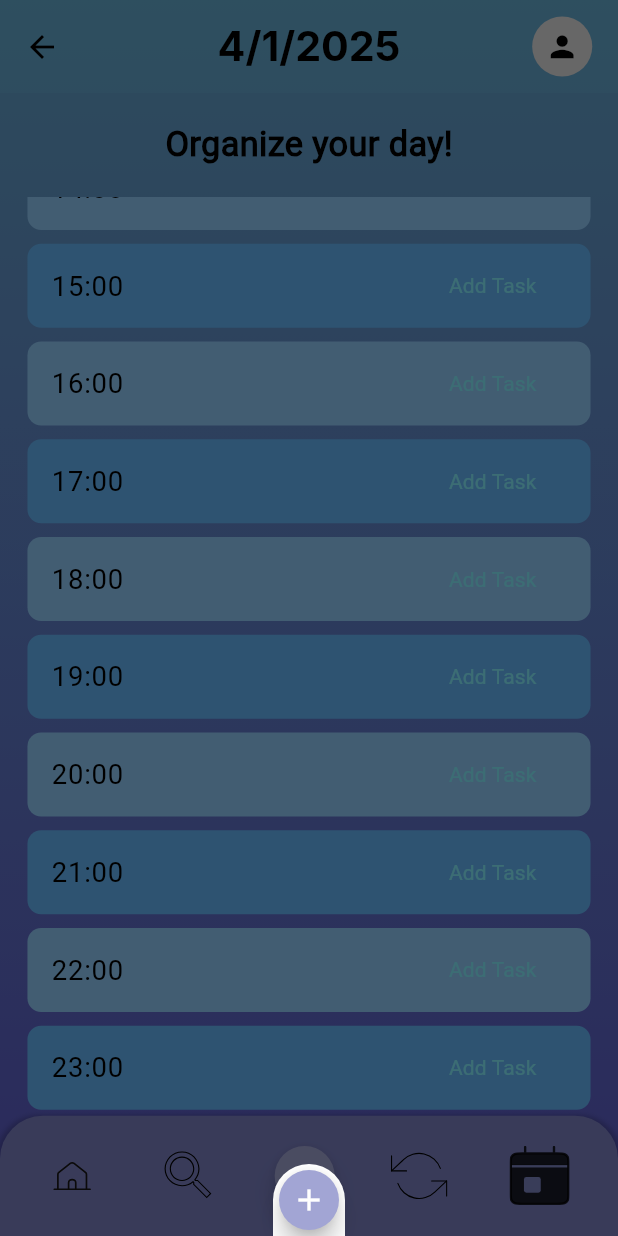
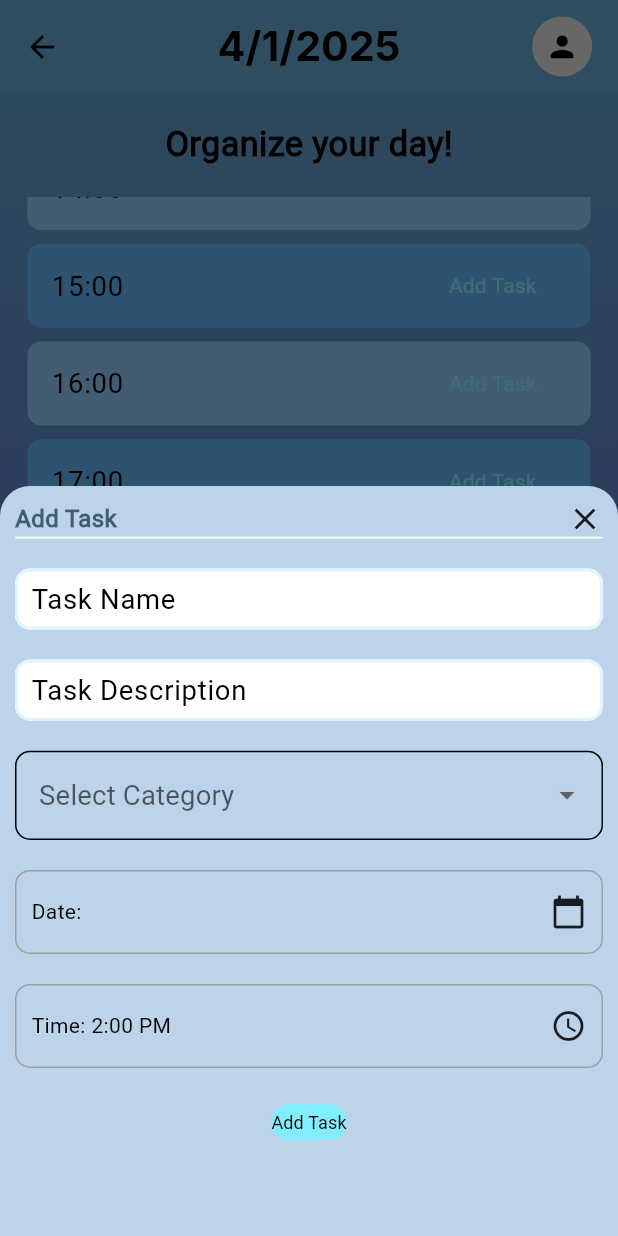
Before and after one commit to JohnnyPol/HCI_ECE_NTUA-CataList_Application, a Flutter app: the DailySchedulePage screen opened directly with empty values, scrolled down 951 dp, after a tap on "Add Task", on a phone screen of 412 x 824 dp. Run offline on Flutter 3.47's test engine with Material 3 defaults, Android fonts, the phone set to English and light mode, and no system bars; our stand-ins replace flutter_slidable, flutter_svg, image_picker, pie_chart, sqflite, table_calendar; accounts and stored records are empty; Roboto replaces fonts that are missing (Inter).

Commit message:
Fixed the addtask button

```diff
--- a/lib/features/dashboard/views/daily_schedule.dart
+++ b/lib/features/dashboard/views/daily_schedule.dart
@@ -197,17 +197,16 @@ class _DailySchedulePageState extends State<DailySchedulePage> {
                               title: Text(time),
                               trailing: TextButton(
                                 onPressed: () {
-                                  // AddTaskButton.showAddTaskModal(
-                                  //   context,
-                                  //   userId: currentUser?.id,
-                                  // );
                                   showModalBottomSheet(
                                     context: context,
                                     isScrollControlled: true,
                                     builder: (BuildContext context) {
-                                      return AddTaskButton.showAddTaskModal(
-                                          context,
-                                          userId: currentUser?.id);
+                                      return AddTaskButton.addTaskModal(
+                                        context,
+                                        userId: currentUser?.id,
+                                        selectedDate: widget.selectedDate,
+                                        selectedHour: index,
+                                      );
                                     },
                                   );
                                 },
--- a/lib/shared/widgets/add_task_button.dart
+++ b/lib/shared/widgets/add_task_button.dart
@@ -4,30 +4,25 @@ import 'package:flutter/material.dart';
 import 'package:flutter_application_1/shared/widgets/custom_text_form_field.dart'; // Adjust based on your project structure
 import 'package:flutter_application_1/app_export.dart'; // Adjust based on your project structure
 
-// TODO: Add another class to add a task in the daily scheduler
 class AddTaskButton {
-  static FloatingActionButton showAddTaskModal(BuildContext context,
-      {required int? userId}) {
+  static StatefulBuilder addTaskModal(
+    BuildContext context, {
+    required int? userId,
+    DateTime? selectedDate,
+    int? selectedHour,
+  }) {
     // Controllers and state variables
     final TextEditingController titleController = TextEditingController();
     final TextEditingController descriptionController = TextEditingController();
     String? selectedCategory;
-    DateTime? selectedDate;
-    TimeOfDay? selectedTime;
+    DateTime? selectedTaskDate = selectedDate;
+    TimeOfDay? selectedTaskTime =
+        selectedHour != null ? TimeOfDay(hour: selectedHour, minute: 0) : null;
 
-    return FloatingActionButton.small(
-      shape: RoundedRectangleBorder(borderRadius: BorderRadius.circular(90)),
-      child: Icon(Icons.add, color: Colors.white),
-      backgroundColor: appTheme.startBGcolor,
-      onPressed: () => showModalBottomSheet(
-        context: context,
-        isScrollControlled: true, // Allows the modal to adjust for keyboard
-        builder: (BuildContext context) {
     return StatefulBuilder(
       builder: (BuildContext context, StateSetter setState) {
         return Padding(
-                padding:
-                    MediaQuery.of(context).viewInsets, // Adjust for keyboard
+          padding: MediaQuery.of(context).viewInsets, // Adjust for keyboard
           child: Container(
             decoration: BoxDecoration(
               borderRadius: BorderRadius.only(
@@ -64,8 +59,8 @@ class AddTaskButton {
                   controller: titleController,
                   fillColor: Colors.white,
                   borderDecoration: OutlineInputBorder(
-                          borderSide: BorderSide(
-                              width: 2, color: Colors.lightBlue.shade50),
+                    borderSide:
+                        BorderSide(width: 2, color: Colors.lightBlue.shade50),
                     borderRadius: BorderRadius.circular(10),
                   ),
                   hintText: "Task Name",
@@ -77,8 +72,8 @@ class AddTaskButton {
                   controller: descriptionController,
                   fillColor: Colors.white,
                   borderDecoration: OutlineInputBorder(
-                          borderSide: BorderSide(
-                              width: 2, color: Colors.lightBlue.shade50),
+                    borderSide:
+                        BorderSide(width: 2, color: Colors.lightBlue.shade50),
                     borderRadius: BorderRadius.circular(10),
                   ),
                   hintText: "Task Description",
@@ -112,19 +107,18 @@ class AddTaskButton {
                   onTap: () async {
                     final pickedDate = await showDatePicker(
                       context: context,
-                            initialDate: selectedDate ?? DateTime.now(),
+                      initialDate: selectedTaskDate ?? DateTime.now(),
                       firstDate: DateTime.now(),
                       lastDate: DateTime(2100),
                     );
                     if (pickedDate != null) {
                       setState(() {
-                              selectedDate = pickedDate;
+                        selectedTaskDate = pickedDate;
                       });
                     }
                   },
                   child: Container(
-                          padding: EdgeInsets.symmetric(
-                              horizontal: 10, vertical: 15),
+                    padding: EdgeInsets.symmetric(horizontal: 10, vertical: 15),
                     decoration: BoxDecoration(
                       border: Border.all(color: Colors.grey),
                       borderRadius: BorderRadius.circular(10),
@@ -132,8 +126,8 @@ class AddTaskButton {
                     child: Row(
                       mainAxisAlignment: MainAxisAlignment.spaceBetween,
                       children: [
-                              Text(selectedDate != null
-                                  ? "Date: ${selectedDate?.toLocal()}"
+                        Text(selectedTaskDate != null
+                            ? "Date: ${selectedTaskDate?.toLocal()}"
                                 .split(' ')[0]
                             : "Select Date"),
                         Icon(Icons.calendar_today),
@@ -147,17 +141,16 @@ class AddTaskButton {
                   onTap: () async {
                     final pickedTime = await showTimePicker(
                       context: context,
-                            initialTime: selectedTime ?? TimeOfDay.now(),
+                      initialTime: selectedTaskTime ?? TimeOfDay.now(),
                     );
                     if (pickedTime != null) {
                       setState(() {
-                              selectedTime = pickedTime;
+                        selectedTaskTime = pickedTime;
                       });
                     }
                   },
                   child: Container(
-                          padding: EdgeInsets.symmetric(
-                              horizontal: 10, vertical: 15),
+                    padding: EdgeInsets.symmetric(horizontal: 10, vertical: 15),
                     decoration: BoxDecoration(
                       border: Border.all(color: Colors.grey),
                       borderRadius: BorderRadius.circular(10),
@@ -165,8 +158,8 @@ class AddTaskButton {
                     child: Row(
                       mainAxisAlignment: MainAxisAlignment.spaceBetween,
                       children: [
-                              Text(selectedTime != null
-                                  ? "Time: ${selectedTime?.format(context)}"
+                        Text(selectedTaskTime != null
+                            ? "Time: ${selectedTaskTime?.format(context)}"
                             : "Select Time"),
                         Icon(Icons.access_time),
                       ],
@@ -176,32 +169,32 @@ class AddTaskButton {
                 SizedBox(height: 20),
                 // Add Task Button
                 ElevatedButton(
+                  style: ButtonStyle(),
                   onPressed: () async {
                     String taskName = titleController.text.trim();
-                          String taskDescription =
-                              descriptionController.text.trim();
+                    String taskDescription = descriptionController.text.trim();
 
                     if (taskName.isEmpty ||
                         selectedCategory == null ||
-                              selectedDate == null ||
-                              selectedTime == null) {
-                            ScaffoldMessenger.of(context).showSnackBar(SnackBar(
-                                content: Text('Please fill all fields')));
+                        selectedTaskDate == null ||
+                        selectedTaskTime == null) {
+                      ScaffoldMessenger.of(context).showSnackBar(
+                          SnackBar(content: Text('Please fill all fields')));
                       return;
                     }
 
                     // Insert task into the database
                     if (userId == null) {
-                            ScaffoldMessenger.of(context).showSnackBar(SnackBar(
-                                content: Text('No logged-in user found')));
+                      ScaffoldMessenger.of(context).showSnackBar(
+                          SnackBar(content: Text('No logged-in user found')));
                       return;
                     }
 
                     // Split the date and time
-                          String formattedDate = "${selectedDate!.toLocal()}"
+                    String formattedDate = "${selectedTaskDate!.toLocal()}"
                         .split(' ')[0]; // Date in YYYY-MM-DD format
                     String formattedTime =
-                              "${selectedTime!.hour.toString().padLeft(2, '0')}:${selectedTime!.minute.toString().padLeft(2, '0')}:00"; // Time in HH:MM:SS format
+                        "${selectedTaskTime!.hour.toString().padLeft(2, '0')}:${selectedTaskTime!.minute.toString().padLeft(2, '0')}:00"; // Time in HH:MM:SS format
 
                     await DatabaseHelper().addTask(
                       userId,
@@ -213,12 +206,11 @@ class AddTaskButton {
                       formattedTime, // Store the time
                     );
 
-                          ScaffoldMessenger.of(context).showSnackBar(SnackBar(
-                              content: Text('Task Added Successfully')));
+                    ScaffoldMessenger.of(context).showSnackBar(
+                        SnackBar(content: Text('Task Added Successfully')));
                     // TODO: The page doesn't reload after hitting the add task button.
                     // Determine the current route and refresh accordingly
-                          final currentRoute =
-                              ModalRoute.of(context)?.settings.name;
+                    final currentRoute = ModalRoute.of(context)?.settings.name;
 
                     if (currentRoute == '/home') {
                       Navigator.of(context).popAndPushNamed('/home');
@@ -229,7 +221,13 @@ class AddTaskButton {
                     }
                   },
                   // TODO: The button doesn't show (FIX IT)
-                        child: Text('Add Task'),
+                  child: Text(
+                    'Add Task',
+                    style: TextStyle(
+                      color: appTheme.black900,
+                      fontSize: 12,
+                    ),
+                  ),
                 ),
               ],
             ),
@@ -237,6 +235,19 @@ class AddTaskButton {
         );
       },
     );
+  }
+
+  static FloatingActionButton showAddTaskModal(BuildContext context,
+      {required int? userId}) {
+    return FloatingActionButton.small(
+      shape: RoundedRectangleBorder(borderRadius: BorderRadius.circular(90)),
+      child: Icon(Icons.add, color: Colors.white),
+      backgroundColor: appTheme.startBGcolor,
+      onPressed: () => showModalBottomSheet(
+        context: context,
+        isScrollControlled: true, // Allows the modal to adjust for keyboard
+        builder: (BuildContext context) {
+          return addTaskModal(context, userId: userId);
         },
       ),
     );
```
Lines whose indentation alone changed are shown as unchanged.
